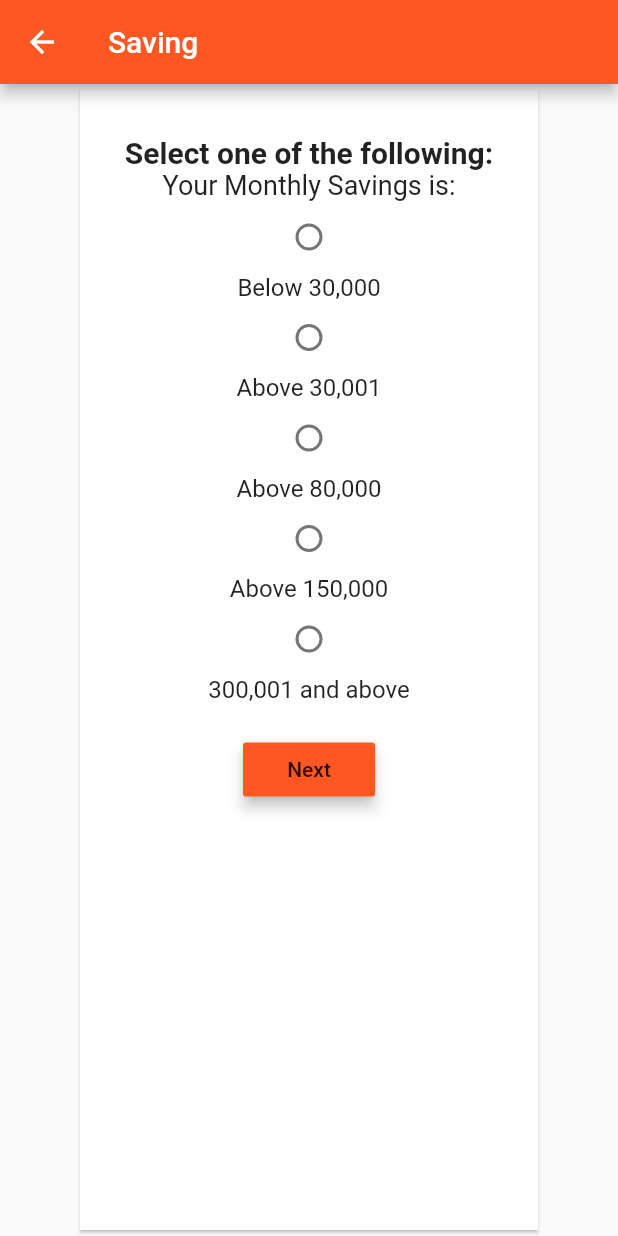
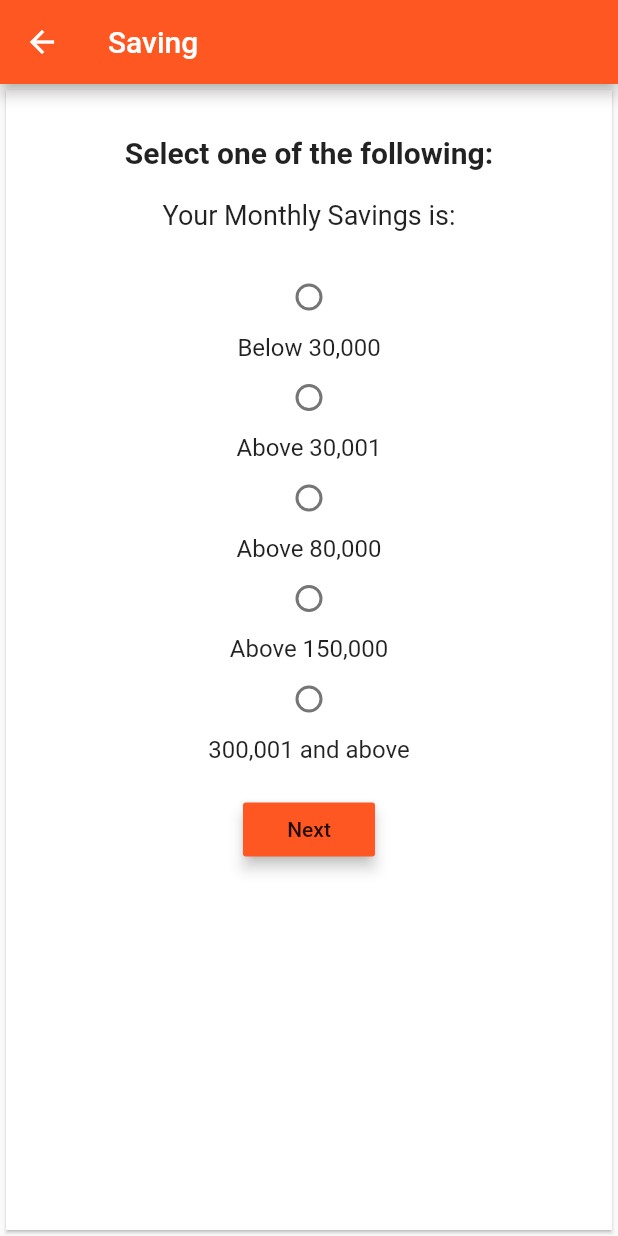
Before and after one commit to odaridavid/Fise, a Flutter app: the HouseholdSurvey screen opened by its route, after a tap on "Next", on a phone screen of 412 x 824 dp. Run offline on Flutter 3.47's test engine with Material 2 defaults, Android fonts, the phone set to English and light mode, and no system bars.

Commit message:
[#] Remove new keyword and add padding to question text

```diff
--- a/lib/surveys/survey_1.dart
+++ b/lib/surveys/survey_1.dart
@@ -18,9 +18,10 @@ class _HouseholdSurveyState extends State<HouseholdSurvey> {
 
   @override
   Widget build(BuildContext context) {
-    return new Scaffold(
-        appBar: new AppBar(
-          title: new Text('Household'),
+    return Scaffold(
+        appBar: AppBar(
+          title: Text('Household'),
+          elevation: 4.0,
         ),
         body: Center(
           child: Card(
@@ -28,64 +29,66 @@ class _HouseholdSurveyState extends State<HouseholdSurvey> {
               child: Padding(
                   padding: EdgeInsets.all(30.0),
                   child: Column(children: <Widget>[
-                    new Text('Select one of the following:',
-                        style: new TextStyle(
+                    Text('Select one of the following:',
+                        style: TextStyle(
                           fontSize: 20.0,
                           fontWeight: FontWeight.bold,
                         )),
-                    new Container(
-                        child: new Text(
-                      'Your Household Income Bracket is between :',
-                      style: new TextStyle(
-                        fontWeight: FontWeight.normal,
-                        fontSize: 18.0,
-                      ),
-                      textAlign: TextAlign.center,
-                    )),
-                    new Radio(
+                    Container(
+                        child: Padding(
+                            padding: EdgeInsets.all(20.0),
+                            child: Text(
+                              'Your Household Income Bracket is between :',
+                              style: TextStyle(
+                                fontWeight: FontWeight.normal,
+                                fontSize: 18.0,
+                              ),
+                              textAlign: TextAlign.center,
+                            ))),
+                    Radio(
                       value: 0,
                       groupValue: _radiovalue,
                       onChanged: _handleRadioValueChange,
                     ),
-                    new Text(
+                    Text(
                       '0 - 30,000',
-                      style: new TextStyle(fontSize: 16.0),
+                      style: TextStyle(fontSize: 16.0),
                     ),
-                    new Radio(
+                    Radio(
                       value: 1,
                       groupValue: _radiovalue,
                       onChanged: _handleRadioValueChange,
                     ),
-                    new Text(
+                    Text(
                       '30,001 - 80,000',
-                      style: new TextStyle(fontSize: 16.0),
+                      style: TextStyle(fontSize: 16.0),
                     ),
-                    new Radio(
+                    Radio(
                       value: 2,
                       groupValue: _radiovalue,
                       onChanged: _handleRadioValueChange,
                     ),
-                    new Text(
+                    Text(
                       '80,001 - 150,000',
-                      style: new TextStyle(fontSize: 16.0),
+                      style: TextStyle(fontSize: 16.0),
                     ),
-                    new Radio(
+                    Radio(
                       value: 3,
                       groupValue: _radiovalue,
                       onChanged: _handleRadioValueChange,
                     ),
-                    new Text(
+                    Text(
                       '150,001 - 300,000',
-                      style: new TextStyle(fontSize: 16.0),
+                      style: TextStyle(fontSize: 16.0),
                     ),
-                    new Radio(
+                    Radio(
                       value: 3,
                       groupValue: _radiovalue,
                       onChanged: _handleRadioValueChange,
                     ),
-                    new Text(
+                    Text(
                       '300,001 and above',
-                      style: new TextStyle(fontSize: 16.0),
+                      style: TextStyle(fontSize: 16.0),
                     ),
                     Padding(
                         padding: EdgeInsets.all(20.0),
--- a/lib/surveys/survey_3.dart
+++ b/lib/surveys/survey_3.dart
@@ -18,9 +18,10 @@ class _SavingSurveyState extends State<SavingsSurvey> {
 
   @override
   Widget build(BuildContext context) {
-    return new Scaffold(
-        appBar: new AppBar(
-          title: new Text('Saving'),
+    return Scaffold(
+        appBar: AppBar(
+          title: Text('Saving'),
+          elevation: 4.0,
         ),
         body: Center(
           child: Card(
@@ -28,73 +29,74 @@ class _SavingSurveyState extends State<SavingsSurvey> {
               child: Padding(
                   padding: EdgeInsets.all(30.0),
                   child: Column(children: <Widget>[
-                    new Text('Select one of the following:',
-                        style: new TextStyle(
+                    Text('Select one of the following:',
+                        style: TextStyle(
                             fontSize: 20.0, fontWeight: FontWeight.bold)),
-                    new Text(
-                      'Your Monthly Savings is:',
-                      style: new TextStyle(
-                        fontWeight: FontWeight.normal,
-                        fontSize: 18.0,
-                      ),
-                    ),
-                    new Radio(
+                    Center(
+                        child: Padding(
+                            padding: EdgeInsets.all(20.0),
+                            child: Text(
+                              'Your Monthly Savings is:',
+                              style: TextStyle(
+                                fontWeight: FontWeight.normal,
+                                fontSize: 18.0,
+                              ),
+                              textAlign: TextAlign.center,
+                            ))),
+                    Radio(
                       value: 0,
                       groupValue: _radiovalue,
                       onChanged: _handleRadioValueChange,
                     ),
-                    new Text(
+                    Text(
                       'Below 30,000',
-                      style: new TextStyle(fontSize: 16.0),
+                      style: TextStyle(fontSize: 16.0),
                     ),
-                    new Radio(
+                    Radio(
                       value: 1,
                       groupValue: _radiovalue,
                       onChanged: _handleRadioValueChange,
                     ),
-                    new Text(
+                    Text(
                       'Above 30,001',
-                      style: new TextStyle(fontSize: 16.0),
+                      style: TextStyle(fontSize: 16.0),
                     ),
-                    new Radio(
+                    Radio(
                       value: 2,
                       groupValue: _radiovalue,
                       onChanged: _handleRadioValueChange,
                     ),
-                    new Text(
+                    Text(
                       'Above 80,000',
-                      style: new TextStyle(fontSize: 16.0),
+                      style: TextStyle(fontSize: 16.0),
                     ),
-                    new Radio(
+                    Radio(
                       value: 3,
                       groupValue: _radiovalue,
                       onChanged: _handleRadioValueChange,
                     ),
-                    new Text(
+                    Text(
                       'Above 150,000',
-                      style: new TextStyle(fontSize: 16.0),
+                      style: TextStyle(fontSize: 16.0),
                     ),
-                    new Radio(
+                    Radio(
                       value: 3,
                       groupValue: _radiovalue,
                       onChanged: _handleRadioValueChange,
                     ),
-                    new Text(
+                    Text(
                       '300,001 and above',
-                      style: new TextStyle(fontSize: 16.0),
+                      style: TextStyle(fontSize: 16.0),
                     ),
                     Padding(
-                        padding:EdgeInsets.all(20.0),
-                        child:
-                        RaisedButton(
-                          color: Theme
-                              .of(context)
-                              .accentColor,
+                        padding: EdgeInsets.all(20.0),
+                        child: RaisedButton(
+                          color: Theme.of(context).accentColor,
                           elevation: 4.0,
                           splashColor: Colors.lightGreen,
                           onPressed: () {
-                            Navigator.of(context).pushNamed(
-                                '/finance_knowledge');
+                            Navigator.of(context)
+                                .pushNamed('/finance_knowledge');
                           },
                           child: Text('Next'),
                         ))
```
Also changed, not shown: lib/surveys/survey_2.dart (+31 -27 lines), lib/surveys/survey_4.dart (+26 -25 lines).
